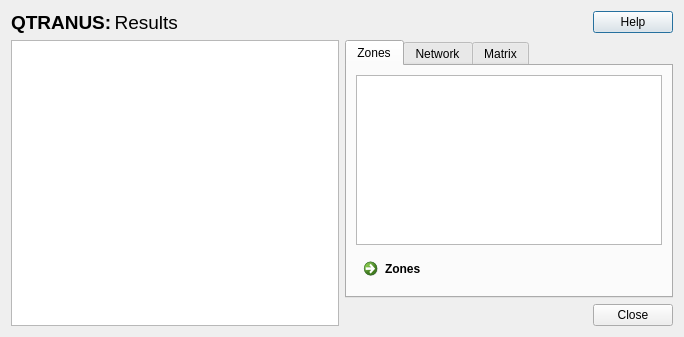
The window that results.ui (TomasdelaBarra/QTRANUS) describes before a commit, drawn with Qt 5.
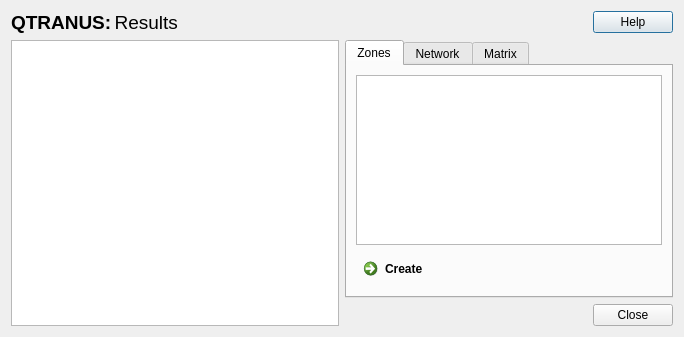
The same window after the commit.

```diff
--- a/results.ui
+++ b/results.ui
@@ -88,7 +88,7 @@
              <item>
               <widget class="QCommandLinkButton" name="zones">
                <property name="text">
-                <string>Zones</string>
+                <string>Create</string>
                </property>
               </widget>
              </item>
```
